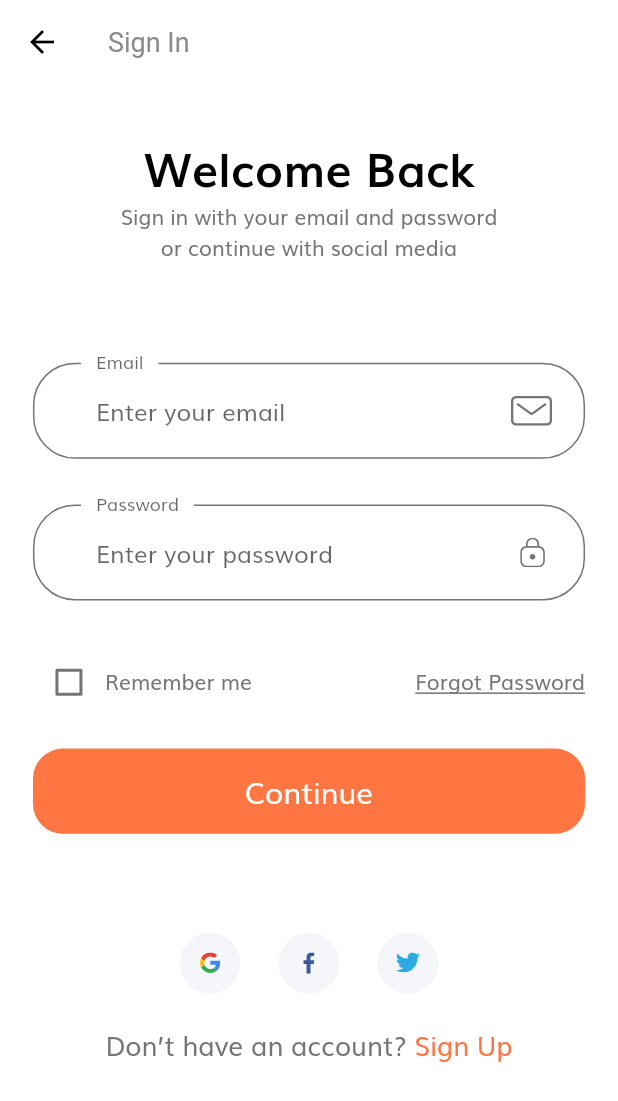
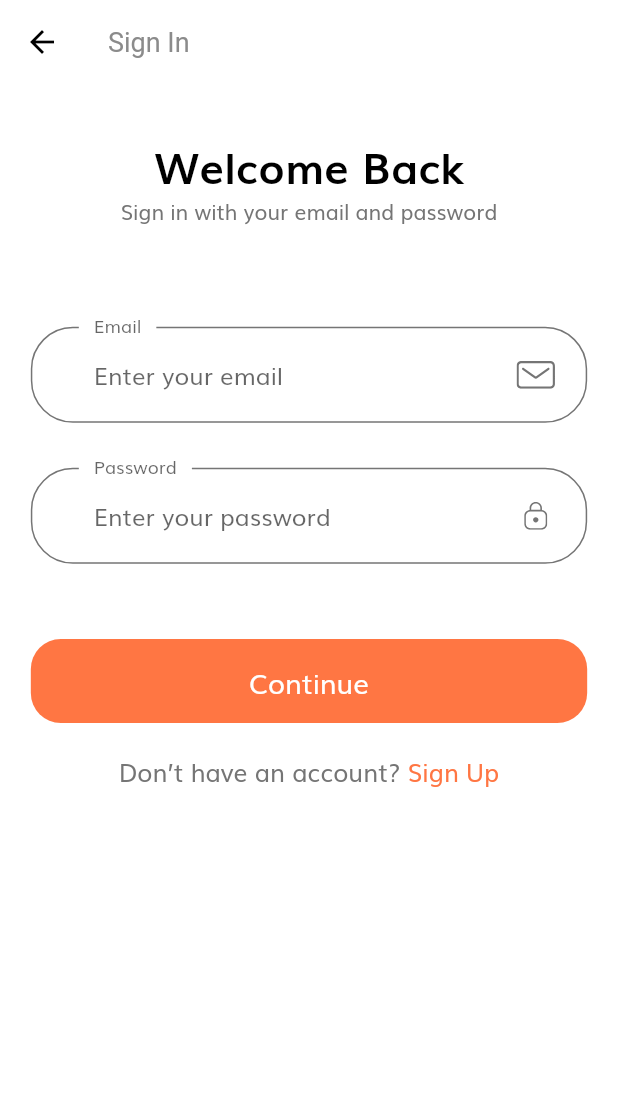
Before and after one commit to AagonP/EC, a Flutter app: the screen it shows after launch, after a tap on "Continue", on a phone screen of 412 x 824 dp. Shown: the top 1101 px of the screen. Run offline on Flutter 3.47's test engine with Material 2 defaults, Android fonts, the light colour scheme and no system bars; our stand-ins replace flutter_svg.

Commit message:
50% store details

```diff
--- /dev/null
+++ b/lib/models/Food.dart
@@ -0,0 +1,48 @@
+class Food {
+  final int id;
+  final String name, image, description;
+  final double price;
+
+  Food({
+    required this.id,
+    required this.name,
+    required this.image,
+    required this.description,
+    required this.price,
+  });
+}
+
+// Our demo Products
+
+List<Food> demoFoods = [
+  Food(
+    id: 1,
+    name: "Chicken deep fried with fish sauce",
+    image: "assets/images/tshirt.png",
+    description: description,
+    price: 44.0,
+  ),
+  Food(
+    id: 2,
+    name: "Fried chicken",
+    image: "assets/images/ps4_console_blue_3.png",
+    description: description,
+    price: 44.0,
+  ),
+  Food(
+    id: 3,
+    name: "Big-sized chips",
+    image: "assets/images/shoes2.png",
+    description: description,
+    price: 44.0,
+  ),
+  Food(
+    id: 4,
+    name: "Average-sized chips",
+    image: "assets/images/wireless headset.png",
+    description: description,
+    price: 44.0,
+  ),
+];
+
+const String description = "Some random bullshit description …";
--- /dev/null
+++ b/lib/models/Store.dart
@@ -0,0 +1,28 @@
+import 'package:flutter/material.dart';
+
+class Store {
+  final int id;
+  final String name, address;
+  final String image;
+  final double rating;
+  final bool isFavourite;
+
+  Store({
+    required this.id,
+    required this.name,
+    required this.address,
+    required this.image,
+    this.rating = 0.0,
+    this.isFavourite = false,
+  });
+}
+
+// Our demo Products
+Store demoStore = Store(
+  id: 1,
+  name: "Chicken Popeyes - Le Dai Hanh",
+  image: "assets/images/ps4_console_white_1.png",
+  address: "397a Le Dai Hanh, P.11, District 10, Ho Chi Minh city",
+  rating: 4.8,
+  isFavourite: true,
+);
--- a/lib/routes.dart
+++ b/lib/routes.dart
@@ -2,6 +2,7 @@ import 'package:flutter/widgets.dart';
 import 'package:shop_app/screens/cart/cart_screen.dart';
 import 'package:shop_app/screens/complete_profile/complete_profile_screen.dart';
 import 'package:shop_app/screens/details/details_screen.dart';
+import 'package:shop_app/screens/store/store_screen.dart';
 import 'package:shop_app/screens/forgot_password/forgot_password_screen.dart';
 import 'package:shop_app/screens/home/home_screen.dart';
 import 'package:shop_app/screens/login_success/login_success_screen.dart';
@@ -23,6 +24,7 @@ final Map<String, WidgetBuilder> routes = {
   CompleteProfileScreen.routeName: (context) => CompleteProfileScreen(),
   OtpScreen.routeName: (context) => OtpScreen(),
   HomeScreen.routeName: (context) => HomeScreen(),
+  StoreScreen.routeName: (context) => StoreScreen(),
   DetailsScreen.routeName: (context) => DetailsScreen(),
   CartScreen.routeName: (context) => CartScreen(),
   ProfileScreen.routeName: (context) => ProfileScreen(),
--- a/lib/screens/complete_profile/components/body.dart
+++ b/lib/screens/complete_profile/components/body.dart
@@ -19,12 +19,12 @@ class Body extends StatelessWidget {
                 SizedBox(height: SizeConfig.screenHeight * 0.03),
                 Text("Complete Profile", style: headingStyle),
                 Text(
-                  "Complete your details or continue  \nwith social media",
+                  "Complete your details \nfor registration",
                   textAlign: TextAlign.center,
                 ),
                 SizedBox(height: SizeConfig.screenHeight * 0.06),
                 CompleteProfileForm(),
-                SizedBox(height: getProportionateScreenHeight(30)),
+                SizedBox(height: getProportionateScreenHeight(20)),
                 Text(
                   "By continuing your confirm that you agree \nwith our Term and Condition",
                   textAlign: TextAlign.center,
--- a/lib/screens/complete_profile/components/complete_profile_form.dart
+++ b/lib/screens/complete_profile/components/complete_profile_form.dart
@@ -80,7 +80,7 @@ class _CompleteProfileFormState extends State<CompleteProfileForm> {
       },
       decoration: InputDecoration(
         labelText: "Address",
-        hintText: "Enter your phone address",
+        hintText: "Enter your address",
         // If  you are using latest version of flutter then lable text and hint text shown like this
         // if you r using flutter less then 1.20.* then maybe this is not working properly
         floatingLabelBehavior: FloatingLabelBehavior.always,
--- a/lib/screens/sign_in/components/body.dart
+++ b/lib/screens/sign_in/components/body.dart
@@ -1,6 +1,5 @@
 import 'package:flutter/material.dart';
 import 'package:shop_app/components/no_account_text.dart';
-import 'package:shop_app/components/socal_card.dart';
 import '../../../size_config.dart';
 import 'sign_form.dart';
 
@@ -26,29 +25,11 @@ class Body extends StatelessWidget {
                   ),
                 ),
                 Text(
-                  "Sign in with your email and password  \nor continue with social media",
+                  "Sign in with your email and password",
                   textAlign: TextAlign.center,
                 ),
                 SizedBox(height: SizeConfig.screenHeight * 0.08),
                 SignForm(),
-                SizedBox(height: SizeConfig.screenHeight * 0.08),
-                Row(
-                  mainAxisAlignment: MainAxisAlignment.center,
-                  children: [
-                    SocalCard(
-                      icon: "assets/icons/google-icon.svg",
-                      press: () {},
-                    ),
-                    SocalCard(
-                      icon: "assets/icons/facebook-2.svg",
-                      press: () {},
-                    ),
-                    SocalCard(
-                      icon: "assets/icons/twitter.svg",
-                      press: () {},
-                    ),
-                  ],
-                ),
                 SizedBox(height: getProportionateScreenHeight(20)),
                 NoAccountText(),
               ],
--- a/lib/screens/sign_in/components/sign_form.dart
+++ b/lib/screens/sign_in/components/sign_form.dart
@@ -2,8 +2,10 @@ import 'package:flutter/material.dart';
 import 'package:shop_app/components/custom_surfix_icon.dart';
 import 'package:shop_app/components/form_error.dart';
 import 'package:shop_app/helper/keyboard.dart';
-import 'package:shop_app/screens/forgot_password/forgot_password_screen.dart';
 import 'package:shop_app/screens/login_success/login_success_screen.dart';
+import 'package:shop_app/screens/store/store_screen.dart';
+import 'package:shop_app/models/Store.dart';
+import 'package:shop_app/models/Food.dart';
 
 import '../../../components/default_button.dart';
 import '../../../constants.dart';
@@ -45,29 +47,6 @@ class _SignFormState extends State<SignForm> {
           SizedBox(height: getProportionateScreenHeight(30)),
           buildPasswordFormField(),
           SizedBox(height: getProportionateScreenHeight(30)),
-          Row(
-            children: [
-              Checkbox(
-                value: remember,
-                activeColor: kPrimaryColor,
-                onChanged: (value) {
-                  setState(() {
-                    remember = value;
-                  });
-                },
-              ),
-              Text("Remember me"),
-              Spacer(),
-              GestureDetector(
-                onTap: () => Navigator.pushNamed(
-                    context, ForgotPasswordScreen.routeName),
-                child: Text(
-                  "Forgot Password",
-                  style: TextStyle(decoration: TextDecoration.underline),
-                ),
-              )
-            ],
-          ),
           FormError(errors: errors),
           SizedBox(height: getProportionateScreenHeight(20)),
           DefaultButton(
@@ -77,7 +56,15 @@ class _SignFormState extends State<SignForm> {
                 _formKey.currentState!.save();
                 // if all are valid then go to success screen
                 KeyboardUtil.hideKeyboard(context);
-                Navigator.pushNamed(context, LoginSuccessScreen.routeName);
+                // Navigator.pushNamed(context, LoginSuccessScreen.routeName);
+                Navigator.pushNamed(
+                  context,
+                  StoreScreen.routeName,
+                  arguments: StoreArguments(
+                    store: demoStore,
+                    foods: demoFoods,
+                  ),
+                );
               }
             },
           ),
--- /dev/null
+++ b/lib/screens/store/components/body.dart
@@ -0,0 +1,36 @@
+import 'package:flutter/material.dart';
+import 'package:shop_app/models/Store.dart';
+import 'package:shop_app/models/Food.dart';
+import 'package:shop_app/size_config.dart';
+import 'store_title.dart';
+import 'rounded_container.dart';
+import 'food_list.dart';
+
+class Body extends StatelessWidget {
+  final Store store;
+  final List<Food> foods;
+
+  const Body({
+    Key? key,
+    required this.store,
+    required this.foods,
+  }) : super(key: key);
+
+  @override
+  Widget build(BuildContext context) {
+    return ListView(
+      children: [
+        StoreTitle(store: store),
+        SizedBox(
+          height: getProportionateScreenHeight(108),
+        ),
+        RoundedContainer(
+          color: Colors.white,
+          child: FoodList(
+            foods: foods,
+          ),
+        ),
+      ],
+    );
+  }
+}
--- /dev/null
+++ b/lib/screens/store/store_screen.dart
@@ -0,0 +1,36 @@
+import 'package:flutter/material.dart';
+import '../../models/Store.dart';
+import '../../models/Food.dart';
+import 'components/body.dart';
+import 'components/custom_app_bar.dart';
+
+class StoreScreen extends StatelessWidget {
+  static String routeName = "/store";
+
+  @override
+  Widget build(BuildContext context) {
+    final StoreArguments agrs =
+        ModalRoute.of(context)!.settings.arguments as StoreArguments;
+    return Scaffold(
+      backgroundColor: Color(0xFFF5F6F9),
+      appBar: PreferredSize(
+        preferredSize: Size.fromHeight(AppBar().preferredSize.height),
+        child: CustomAppBar(rating: agrs.store.rating),
+      ),
+      body: Body(
+        store: agrs.store,
+        foods: agrs.foods,
+      ),
+    );
+  }
+}
+
+class StoreArguments {
+  final Store store;
+  final List<Food> foods;
+
+  StoreArguments({
+    required this.store,
+    required this.foods,
+  });
+}
--- a/lib/size_config.dart
+++ b/lib/size_config.dart
@@ -19,12 +19,12 @@ class SizeConfig {
 double getProportionateScreenHeight(double inputHeight) {
   double screenHeight = SizeConfig.screenHeight;
   // 812 is the layout height that designer use
-  return (inputHeight / 812.0) * screenHeight;
+  return (inputHeight / 823.0) * screenHeight;
 }
 
 // Get the proportionate height as per screen size
 double getProportionateScreenWidth(double inputWidth) {
   double screenWidth = SizeConfig.screenWidth;
   // 375 is the layout width that designer use
-  return (inputWidth / 375.0) * screenWidth;
+  return (inputWidth / 401.0) * screenWidth;
 }
```
Also changed, not shown: lib/screens/sign_up/components/body.dart (+1 -20 lines), lib/screens/store/components/custom_app_bar.dart (added, +69 -0 lines), lib/screens/store/components/food_list.dart (added, +40 -0 lines), lib/screens/store/components/food_tile.dart (added, +10 -0 lines), lib/screens/store/components/rounded_container.dart (added, +38 -0 lines), lib/screens/store/components/store_description.dart (added, +68 -0 lines), lib/screens/store/components/store_title.dart (added, +38 -0 lines), lib/screens/store/components/store_title_card.dart (added, +35 -0 lines).
